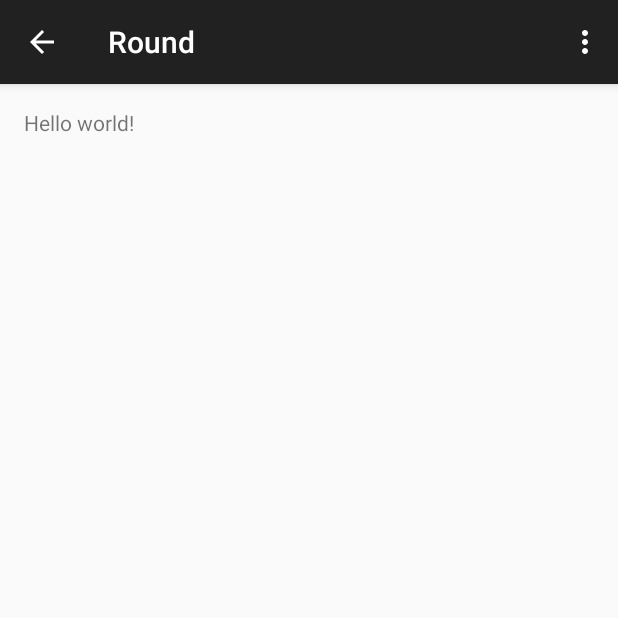
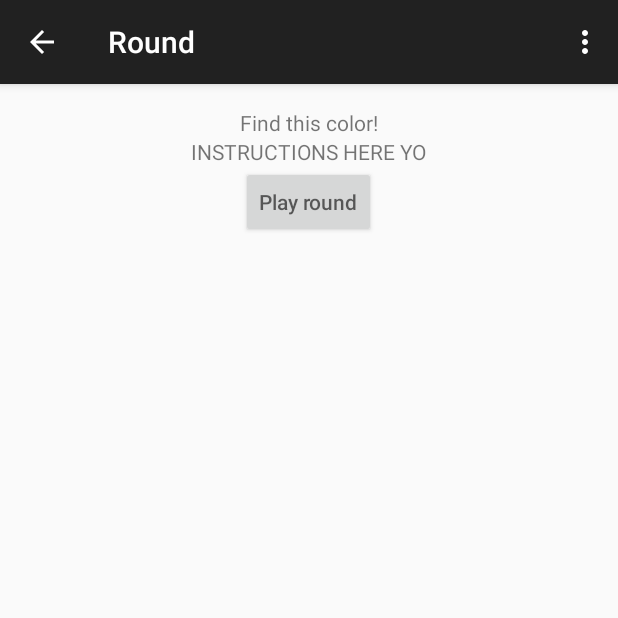
Before and after one commit to Best-Team-At-Hack-Rice/GuessHue, an Android app: the Round screen opened directly, with no data from a screen before it, on a phone screen of 412 x 824 dp, the top half of it. Run offline under Robolectric (Android 15) with nearby library versions, the phone set to English and light mode, and no system bars.

Commit message:
Created path to camera.

```diff
--- a/app/src/main/res/layout/activity_round.xml
+++ b/app/src/main/res/layout/activity_round.xml
@@ -1,12 +1,37 @@
-<RelativeLayout xmlns:android="http://schemas.android.com/apk/res/android"
+<LinearLayout xmlns:android="http://schemas.android.com/apk/res/android"
     xmlns:tools="http://schemas.android.com/tools" android:layout_width="match_parent"
     android:layout_height="match_parent" android:paddingLeft="@dimen/activity_horizontal_margin"
     android:paddingRight="@dimen/activity_horizontal_margin"
     android:paddingTop="@dimen/activity_vertical_margin"
     android:paddingBottom="@dimen/activity_vertical_margin"
-    tools:context="com.bestteamathackrice.guesshue.Round">
+    tools:context="com.bestteamathackrice.guesshue.Round"
+    android:orientation="vertical">
 
-    <TextView android:text="@string/hello_world" android:layout_width="wrap_content"
-        android:layout_height="wrap_content" />
+    <TextView
+        android:text="@string/find_color"
+        android:layout_width="wrap_content"
+        android:layout_height="wrap_content"
+        android:layout_gravity="center_horizontal" />
 
-</RelativeLayout>
+    <ImageView
+        android:layout_width="wrap_content"
+        android:layout_height="wrap_content"
+        android:id="@+id/goal_color"
+        android:contentDescription="@string/goal_color_description"
+        android:layout_gravity="center_horizontal" />
+
+    <TextView
+        android:layout_width="wrap_content"
+        android:layout_height="wrap_content"
+        android:text="@string/instructions"
+        android:layout_gravity="center_horizontal" />
+
+    <Button
+        android:layout_width="wrap_content"
+        android:layout_height="wrap_content"
+        android:id="@+id/play_round"
+        android:hint="@string/play_round_button"
+        android:layout_gravity="center_horizontal"
+        android:onClick="dispatchApprovalActivity" />
+
+</LinearLayout>
--- a/app/src/main/res/values/strings.xml
+++ b/app/src/main/res/values/strings.xml
@@ -8,5 +8,13 @@
     <string name="title_activity_approval">Approval</string>
     <string name="title_activity_score">Score</string>
     <string name="title_activity_final_score">FinalScore</string>
+    <string name="your_color">Your Color</string>
+    <string name="user_color_description">The color produced by the user photograph.</string>
+    <string name="take_photo">Take</string>
+    <string name="use_photo">Use</string>
+    <string name="find_color">Find this color!</string>
+    <string name="instructions">INSTRUCTIONS HERE YO</string>
+    <string name="goal_color_description">Find this color!</string>
+    <string name="play_round_button">Play round</string>
 
 </resources>
```
Also changed, not shown: app/src/main/java/com/bestteamathackrice/guesshue/Approval.java (+11 -0 lines), app/src/main/java/com/bestteamathackrice/guesshue/Round.java (+7 -0 lines), app/src/main/res/layout/activity_approval.xml (+30 -5 lines).
